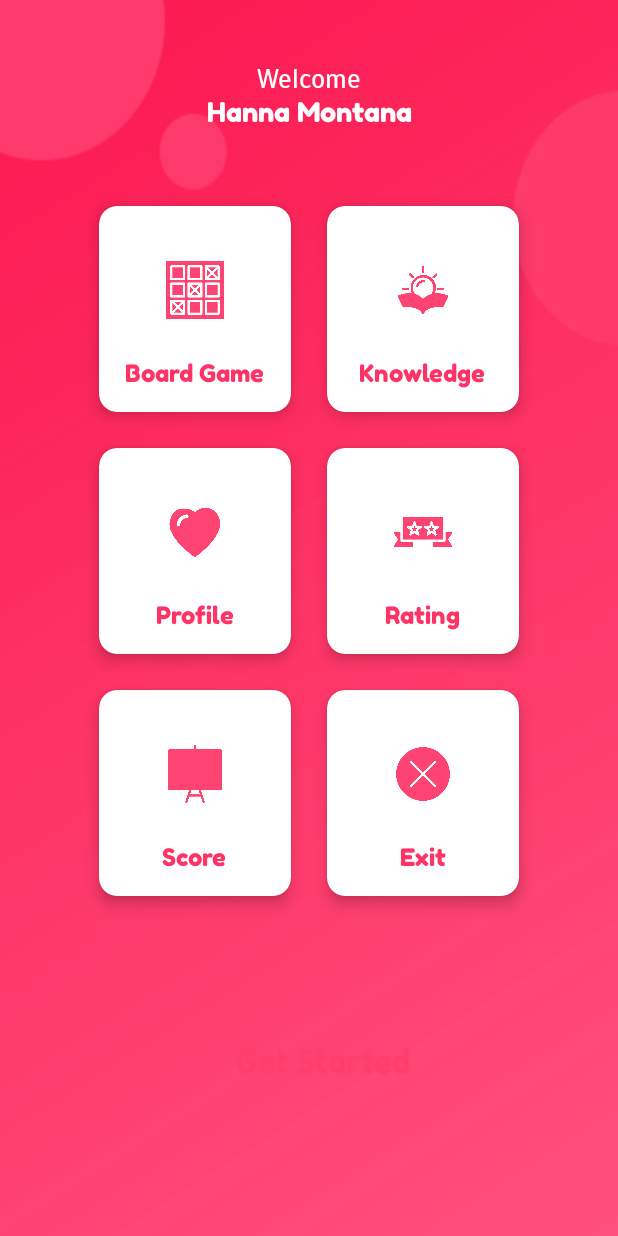
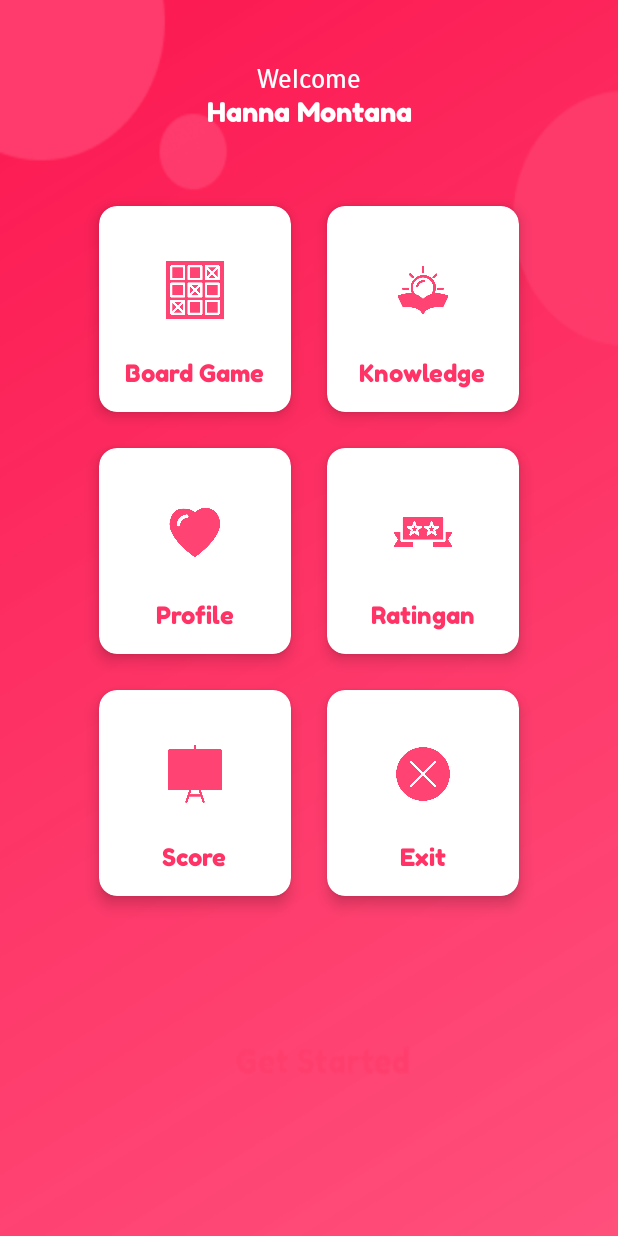
Before and after one commit to rijaljatnika/GuessyApp, an Android app: the MainMenu screen opened directly, with no data from a screen before it, on a phone screen of 412 x 824 dp. Run offline under Robolectric (Android 15) with nearby library versions, the light colour scheme and no system bars.

Commit message:
mencoba lagi

```diff
--- a/app/src/main/res/layout/activity_main_menu.xml
+++ b/app/src/main/res/layout/activity_main_menu.xml
@@ -186,7 +186,7 @@
                     android:layout_height="wrap_content"
                     android:layout_marginTop="5dp"
                     android:fontFamily="@font/fredoka_one_regular"
-                    android:text="Rating"
+                    android:text="Ratingan"
                     android:textColor="@color/colorPrimary"
                     android:textSize="16sp" />
 
```
